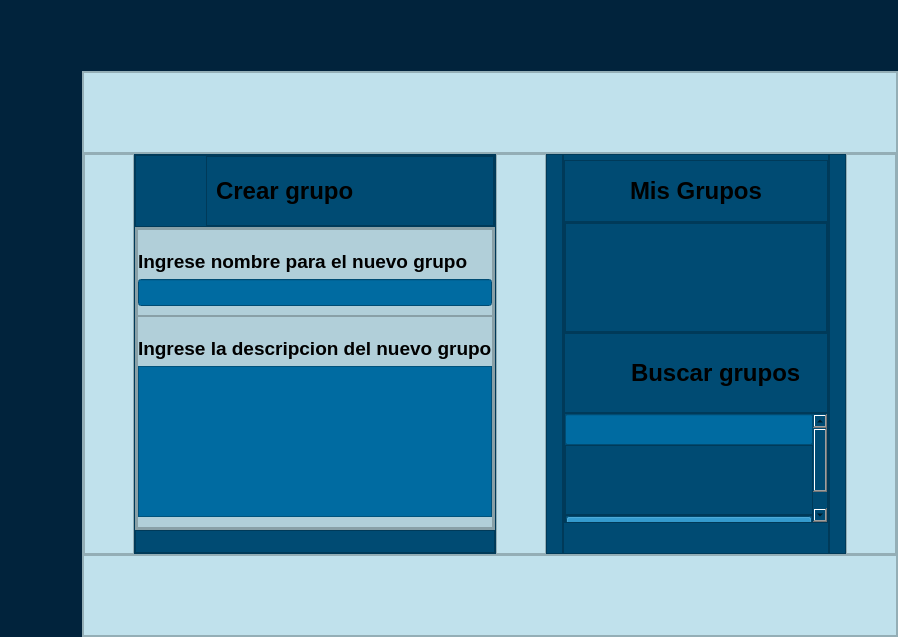
Above: src/resources/interface/Ventana_Grupos.ui from Yosoyepa/MyUnApp before the change. Below: the same form after it.
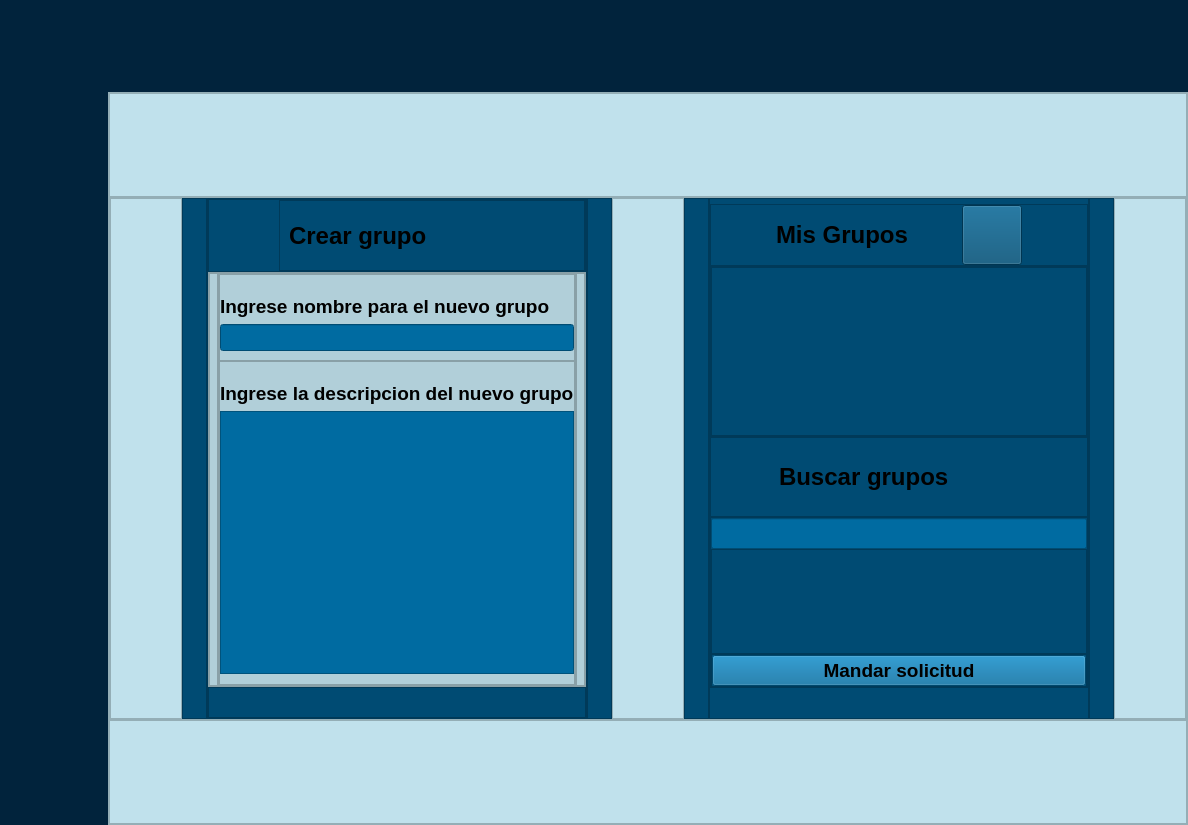
That is the form after the change. Icons and pictures are not drawn.

Commit message: Aceptar solicitud grupo

```diff
--- a/src/resources/interface/Ventana_Grupos.ui
+++ b/src/resources/interface/Ventana_Grupos.ui
@@ -6,8 +6,8 @@
    <rect>
     <x>0</x>
     <y>0</y>
-    <width>898</width>
-    <height>637</height>
+    <width>1188</width>
+    <height>825</height>
    </rect>
   </property>
   <property name="windowTitle">
@@ -913,7 +913,7 @@
                         <property name="frameShadow">
                          <enum>QFrame::Raised</enum>
                         </property>
-                        <layout class="QHBoxLayout" name="horizontalLayout_8" stretch="3,20,3">
+                        <layout class="QHBoxLayout" name="horizontalLayout_8" stretch="3,20,0,3">
                          <property name="spacing">
                           <number>5</number>
                          </property>
@@ -986,6 +986,29 @@
                            </property>
                           </widget>
                          </item>
+                         <item>
+                          <widget class="QPushButton" name="pushButton_2">
+                           <property name="minimumSize">
+                            <size>
+                             <width>60</width>
+                             <height>60</height>
+                            </size>
+                           </property>
+                           <property name="text">
+                            <string/>
+                           </property>
+                           <property name="icon">
+                            <iconset resource="../QRC/imagenesInicioSesion.qrc">
+                             <normaloff>:/newPrefix/Icons/Punisher.png</normaloff>:/newPrefix/Icons/Punisher.png</iconset>
+                           </property>
+                           <property name="iconSize">
+                            <size>
+                             <width>50</width>
+                             <height>50</height>
+                            </size>
+                           </property>
+                          </widget>
+                         </item>
                          <item>
                           <widget class="QPushButton" name="Boton_AjustesGrupo">
                            <property name="minimumSize">
@@ -1039,8 +1062,8 @@
                           <rect>
                            <x>0</x>
                            <y>0</y>
-                           <width>262</width>
-                           <height>109</height>
+                           <width>376</width>
+                           <height>169</height>
                           </rect>
                          </property>
                          <layout class="QVBoxLayout" name="verticalLayout_11">
@@ -1151,8 +1174,8 @@
                           <rect>
                            <x>0</x>
                            <y>0</y>
-                           <width>245</width>
-                           <height>135</height>
+                           <width>376</width>
+                           <height>169</height>
                           </rect>
                          </property>
                          <layout class="QVBoxLayout" name="verticalLayout_12" stretch="1,10,2">
```
The commit also changes 7 other files.
